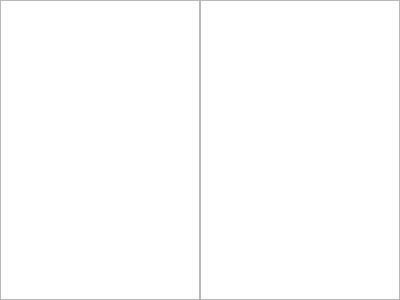
Qt form Source/Applications/DREAM3D/UI_Files/QDream3DDocumentsDockWidget.ui (BlueQuartzSoftware/DREAM3D) before a commit.
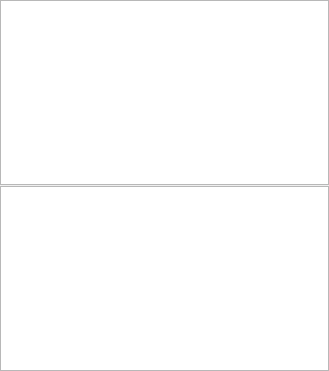
The same form after that commit.

The edit to the form file:
```diff
--- a/Source/Applications/DREAM3D/UI_Files/QDream3DDocumentsDockWidget.ui
+++ b/Source/Applications/DREAM3D/UI_Files/QDream3DDocumentsDockWidget.ui
@@ -1,22 +1,21 @@
 <?xml version="1.0" encoding="UTF-8"?>
 <ui version="4.0">
  <class>QDream3DDocumentsDockWidget</class>
- <widget class="QDockWidget" name="QDream3DDocumentsDockWidget">
+ <widget class="QWidget" name="QDream3DDocumentsDockWidget">
   <property name="geometry">
    <rect>
     <x>0</x>
     <y>0</y>
-    <width>400</width>
-    <height>300</height>
+    <width>329</width>
+    <height>371</height>
    </rect>
   </property>
   <property name="windowTitle">
    <string>DREAM3D Saved Pipelines</string>
   </property>
-  <widget class="QWidget" name="dockWidgetContents">
-   <layout class="QHBoxLayout" name="horizontalLayout">
+  <layout class="QVBoxLayout" name="verticalLayout">
     <property name="spacing">
-     <number>0</number>
+    <number>1</number>
     </property>
     <property name="margin">
      <number>0</number>
@@ -85,7 +84,6 @@
      <widget class="QListWidget" name="filterList"/>
     </item>
    </layout>
-  </widget>
  </widget>
  <resources/>
  <connections/>
```
Lines whose indentation alone changed are shown as unchanged.
